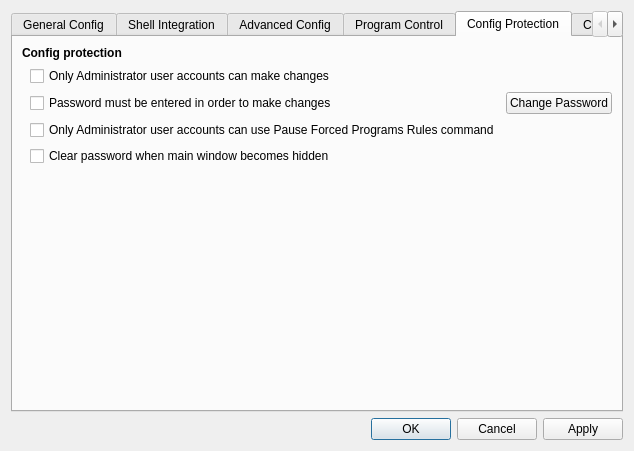
Old version of the form SandboxiePlus/SandMan/Forms/SettingsWindow.ui in the repository sandboxie-plus/Sandboxie.
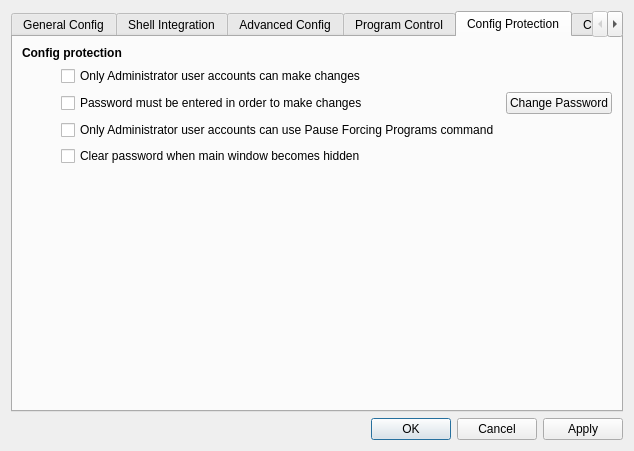
New version of the form. The open tabs and pages were chosen to show the change. Icons and pictures are not drawn.

The edit to the form file:
```diff
--- a/SandboxiePlus/SandMan/Forms/SettingsWindow.ui
+++ b/SandboxiePlus/SandMan/Forms/SettingsWindow.ui
@@ -679,7 +679,7 @@
            <item row="3" column="1">
             <widget class="QCheckBox" name="chkAdminOnlyFP">
              <property name="text">
-              <string>Only Administrator user accounts can use Pause Forced Programs Rules command</string>
+              <string>Only Administrator user accounts can use Pause Forcing Programs command</string>
              </property>
             </widget>
            </item>
```
